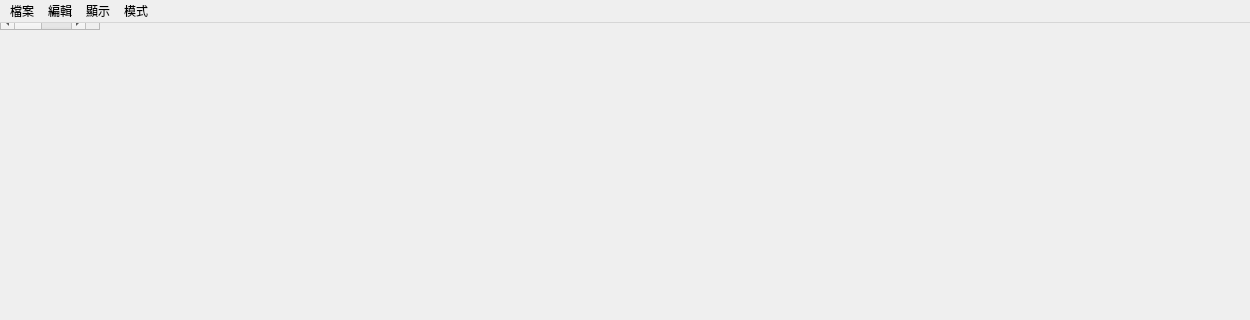
Above: QtStockPriceMainWindow.ui from foxking0416/PythonStockPrice before the change; both pictures show x 0 to 1250 and y 0 to 320 of the 1250 by 893 pixel window. Below: the same form after it.
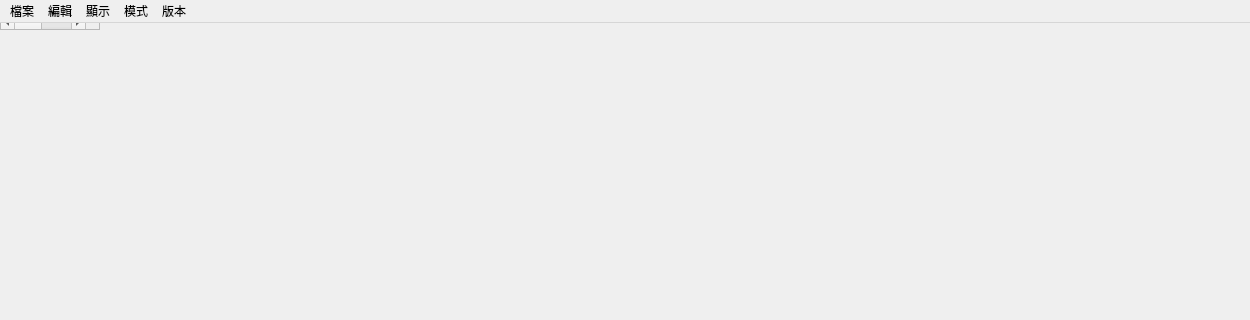
That is the form after the change.

Commit message: UI 新增版本

What changed in the file:
```diff
--- a/QtStockPriceMainWindow.ui
+++ b/QtStockPriceMainWindow.ui
@@ -242,10 +242,17 @@
     <addaction name="qtEditMinimumTradingFeeAction"/>
     <addaction name="qtEditOddMinimumTradingFeeAction"/>
    </widget>
+   <widget class="QMenu" name="menu_5">
+    <property name="title">
+     <string>版本</string>
+    </property>
+    <addaction name="actionv1_1_0"/>
+   </widget>
    <addaction name="menu"/>
    <addaction name="menu_4"/>
    <addaction name="menu_2"/>
    <addaction name="menu_3"/>
+   <addaction name="menu_5"/>
   </widget>
   <widget class="QStatusBar" name="statusbar"/>
   <action name="qtNewFileAction">
```
Left out of the diff: 5 changed lines with no effect on the pictures. The commit also changes 1 other file.
